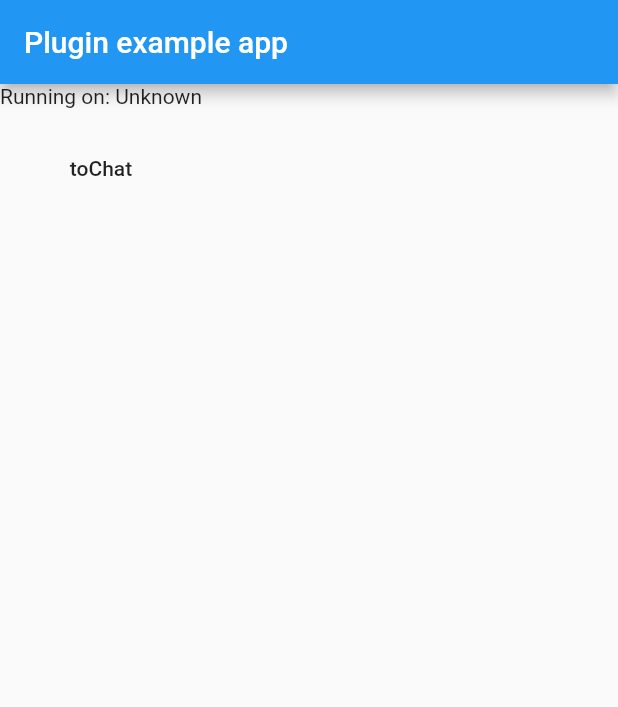
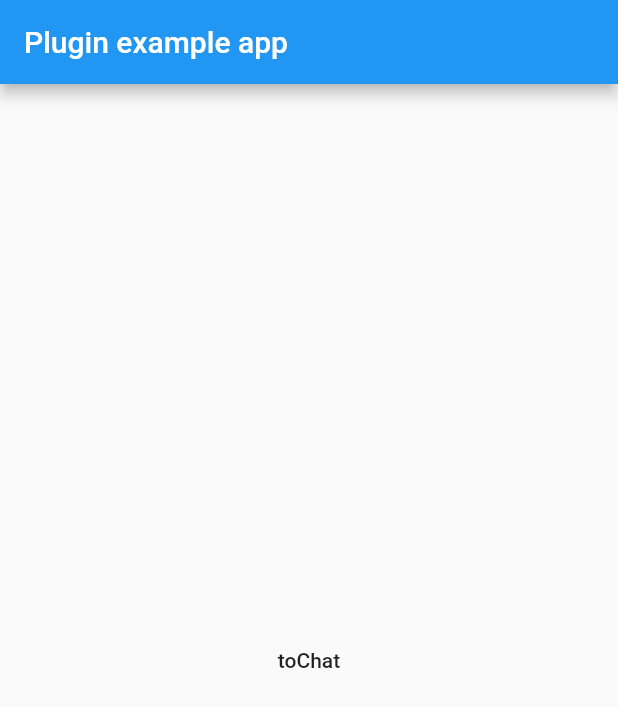
Before and after one commit to Xingefb/meiqiachat, a Flutter app: the screen it shows after launch, on a phone screen of 412 x 824 dp. Shown: the top 707 px of the screen. Run offline on Flutter 3.47's test engine with Material 2 defaults, Android fonts, the phone set to English and light mode, and no system bars.

Commit message:
添加教程

```diff
--- a/meiqiachat/example/lib/main.dart
+++ b/meiqiachat/example/lib/main.dart
@@ -1,7 +1,5 @@
 import 'package:flutter/material.dart';
 import 'dart:async';
-
-import 'package:flutter/services.dart';
 import 'package:meiqiachat/meiqiachat.dart';
 
 void main() {
@@ -14,8 +12,6 @@ class MyApp extends StatefulWidget {
 }
 
 class _MyAppState extends State<MyApp> {
-  String _platformVersion = 'Unknown';
-
   @override
   void initState() {
     super.initState();
@@ -24,10 +20,10 @@ class _MyAppState extends State<MyApp> {
 
   Future<void> initMeiqia() async {
     try {
-      await Meiqiachat.initMeiqiaSdkWith(
-          'f5c8d2a0ac4294e654dfba9893295f34');
+      await Meiqiachat.initMeiqiaSdkWith('f5c8d2a0ac4294e654dfba9893295f34');
     } catch (e) {}
   }
+
   // Platform messages are asynchronous, so we initialize in an async method.
   void _toChat() async {
     await Meiqiachat.toChat();
@@ -40,14 +36,11 @@ class _MyAppState extends State<MyApp> {
         appBar: AppBar(
           title: const Text('Plugin example app'),
         ),
-        body: Column(
-          children: <Widget>[
-            Text('Running on: $_platformVersion\n'),
-            FlatButton(
-              child: Text('toChat'),
-              onPressed: () => _toChat(),
-            ),
-          ],
+        body: Center(
+          child: FlatButton(
+            child: Text('toChat'),
+            onPressed: () => _toChat(),
+          ),
         ),
       ),
     );
--- a/meiqiachat/lib/meiqiachat.dart
+++ b/meiqiachat/lib/meiqiachat.dart
@@ -5,11 +5,13 @@ import 'package:flutter/services.dart';
 class Meiqiachat {
   static const MethodChannel _channel = const MethodChannel('meiqiachat');
 
+  /// 初始化美洽sdk
   static Future<void> initMeiqiaSdkWith(String appkey) async {
     await _channel.invokeMethod('initMeiqiaSdk', appkey);
   }
-
+  /// 初始化聊天页面 isPush 为 iOS 跳转方式 默认present
   static Future<void> toChat({bool isPush}) async {
     await _channel.invokeMethod('toChat', isPush);
   }
+
 }
```
Also changed, not shown: 3 other files.
